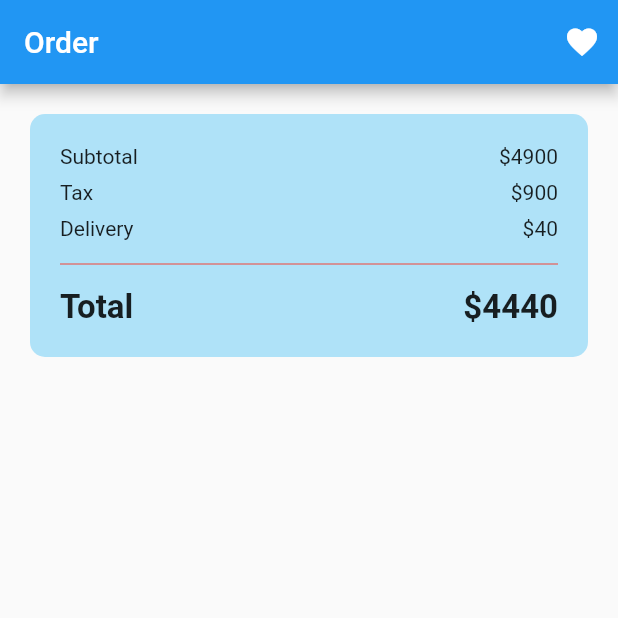
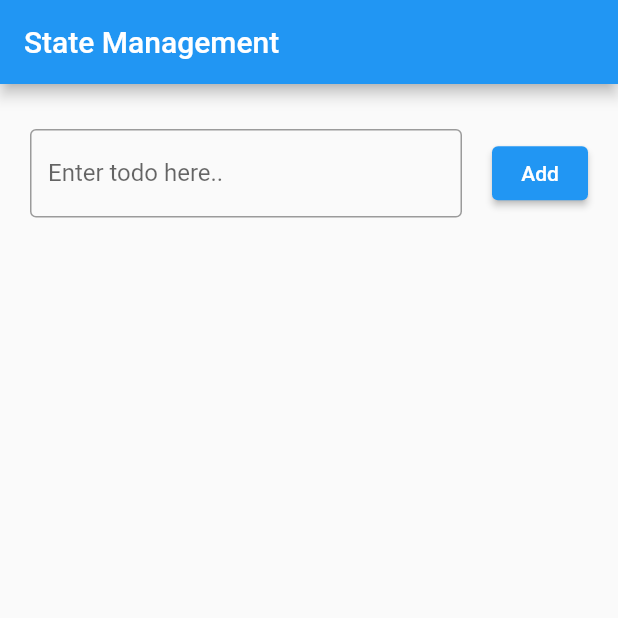
Before and after one commit to sudeepthapa/learning-flutter, a Flutter app: the screen it shows after launch, on a phone screen of 412 x 824 dp, the top half of it. Run offline on Flutter 3.47's test engine with Material 2 defaults, Android fonts, the phone set to English and light mode, and no system bars.

Commit message:
todo basic setup

```diff
--- /dev/null
+++ b/lib/components/todo_form.dart
@@ -0,0 +1,33 @@
+import 'package:flutter/material.dart';
+
+class TodoForm extends StatelessWidget {
+  Function addTodoItem;
+  TodoForm({required this.addTodoItem, Key? key}) : super(key: key);
+  TextEditingController todoController = TextEditingController();
+
+  @override
+  Widget build(BuildContext context) {
+    return Row(
+      mainAxisAlignment: MainAxisAlignment.center,
+      crossAxisAlignment: CrossAxisAlignment.center,
+      children: [
+        Expanded(
+          child: TextField(
+            controller: todoController,
+            decoration: const InputDecoration(
+                labelText: 'Enter todo here..', border: OutlineInputBorder()),
+          ),
+        ),
+        const SizedBox(
+          width: 20,
+        ),
+        ElevatedButton(
+            onPressed: () {
+              addTodoItem(todoController.text);
+              FocusScope.of(context).unfocus();
+            },
+            child: const Text('Add'))
+      ],
+    );
+  }
+}
--- /dev/null
+++ b/lib/components/todo_item.dart
@@ -0,0 +1,21 @@
+import 'package:flutter/material.dart';
+
+class TodoItem extends StatelessWidget {
+  String todo;
+  TodoItem({required this.todo, Key? key}) : super(key: key);
+
+  @override
+  Widget build(BuildContext context) {
+    return Container(
+      alignment: Alignment.center,
+      margin: const EdgeInsets.all(10),
+      color: Colors.green,
+      width: double.infinity,
+      height: 100,
+      child: Text(
+        todo,
+        style: const TextStyle(fontSize: 30),
+      ),
+    );
+  }
+}
--- /dev/null
+++ b/lib/components/todo_list.dart
@@ -0,0 +1,17 @@
+import 'package:flutter/material.dart';
+import 'package:myfirstapp/components/todo_item.dart';
+
+class TodoList extends StatelessWidget {
+  List<String> todos;
+  TodoList({required this.todos, Key? key}) : super(key: key);
+
+  @override
+  Widget build(BuildContext context) {
+    return ListView.builder(
+      itemCount: todos.length,
+      itemBuilder: (BuildContext context, int index) {
+        return TodoItem(todo: todos[index]);
+      },
+    );
+  }
+}
--- /dev/null
+++ b/lib/home_page.dart
@@ -0,0 +1,49 @@
+import 'package:flutter/material.dart';
+import 'package:myfirstapp/components/todo_form.dart';
+import 'package:myfirstapp/components/todo_list.dart';
+
+class HomePage extends StatefulWidget {
+  const HomePage({Key? key}) : super(key: key);
+
+  @override
+  State<HomePage> createState() => _HomePageState();
+}
+
+class _HomePageState extends State<HomePage> {
+  List<String> todos = [];
+
+  addTodo(String todo) {
+    // Method One
+    // var updatedTodo = [todo, ...todos];
+    // todos = updatedTodo;
+    // setState(() {
+    // });
+
+    // Method Two
+    // TODO:: Study array methods
+    todos.add(todo);
+    setState(() {});
+  }
+
+  @override
+  Widget build(BuildContext context) {
+    return Scaffold(
+      appBar: AppBar(title: const Text('State Management')),
+      body: Container(
+        margin: const EdgeInsets.symmetric(horizontal: 20, vertical: 30),
+        width: double.infinity,
+        child: Column(
+          children: [
+            TodoForm(addTodoItem: addTodo),
+            const SizedBox(
+              height: 20,
+            ),
+            Expanded(
+              child: TodoList(todos: todos),
+            )
+          ],
+        ),
+      ),
+    );
+  }
+}
--- a/lib/main.dart
+++ b/lib/main.dart
@@ -1,4 +1,5 @@
 import 'package:flutter/material.dart';
+import 'package:myfirstapp/home_page.dart';
 
 void main() {
   runApp(const MyApp());
@@ -14,80 +15,7 @@ class MyApp extends StatelessWidget {
       theme: ThemeData(
         primarySwatch: Colors.blue,
       ),
-      home: const MyHomePage(),
-    );
-  }
-}
-
-class MyHomePage extends StatelessWidget {
-  const MyHomePage({Key? key}) : super(key: key);
-
-  @override
-  Widget build(BuildContext context) {
-    return Scaffold(
-      appBar: AppBar(
-        title: Text('Order'),
-        actions: [IconButton(onPressed: () {}, icon: Icon(Icons.favorite))],
-      ),
-      body: Column(
-        children: [
-          Container(
-            decoration: BoxDecoration(
-                borderRadius: BorderRadius.circular(10),
-                color: Colors.lightBlue.withOpacity(0.3)),
-            padding: const EdgeInsets.all(20),
-            margin: const EdgeInsets.all(20),
-            width: double.infinity,
-            child: Column(
-              children: [
-                Row(
-                  mainAxisAlignment: MainAxisAlignment.spaceBetween,
-                  children: [
-                    Text('Subtotal'),
-                    Text('\$4900'),
-                  ],
-                ),
-                SizedBox(height: 8),
-                Row(
-                  mainAxisAlignment: MainAxisAlignment.spaceBetween,
-                  children: [
-                    Text('Tax'),
-                    Text('\$900'),
-                  ],
-                ),
-                SizedBox(height: 8),
-                Row(
-                  mainAxisAlignment: MainAxisAlignment.spaceBetween,
-                  children: [
-                    Text('Delivery'),
-                    Text('\$40'),
-                  ],
-                ),
-                SizedBox(height: 8),
-                Divider(
-                  color: Colors.red,
-                ),
-                SizedBox(height: 8),
-                Row(
-                  mainAxisAlignment: MainAxisAlignment.spaceBetween,
-                  children: [
-                    Text(
-                      'Total',
-                      style:
-                          TextStyle(fontSize: 22, fontWeight: FontWeight.bold),
-                    ),
-                    Text(
-                      '\$4440',
-                      style:
-                          TextStyle(fontSize: 22, fontWeight: FontWeight.bold),
-                    ),
-                  ],
-                ),
-              ],
-            ),
-          )
-        ],
-      ),
+      home: const HomePage(),
     );
   }
 }
```
